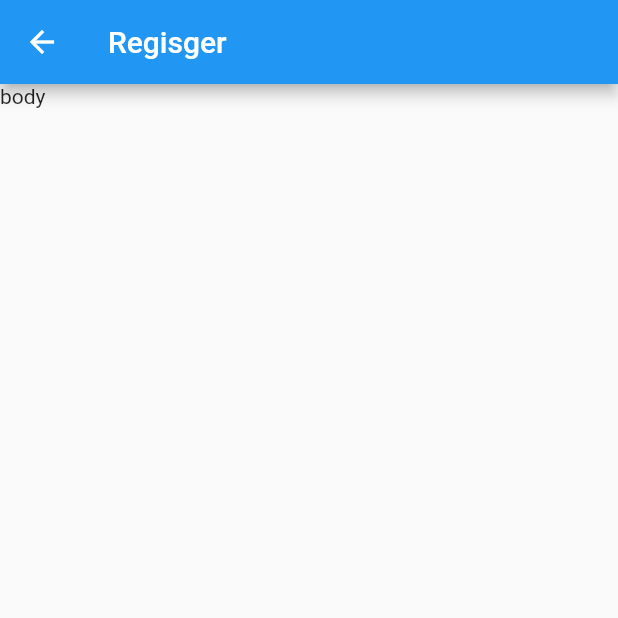
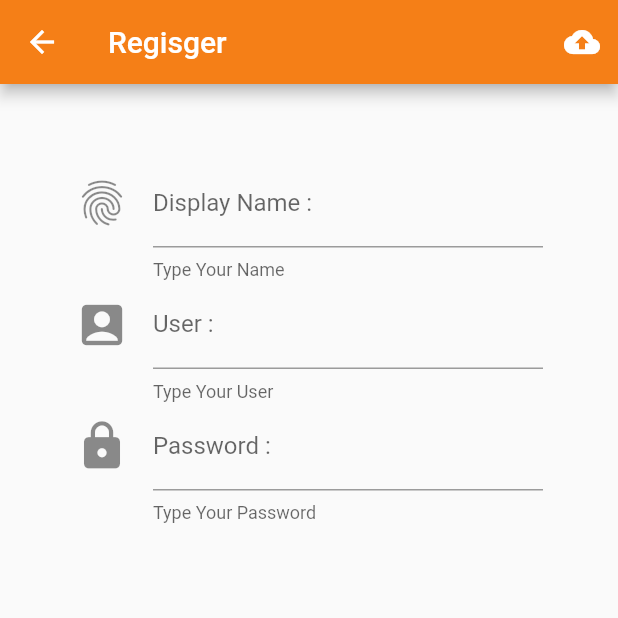
Before and after one commit to masterUNG/UngFoodMall, a Flutter app: the Register screen opened directly, on a phone screen of 412 x 824 dp, the top half of it. Run offline on Flutter 3.47's test engine with Material 2 defaults, Android fonts, the phone set to English and light mode, and no system bars.

Commit message:
Desing UI Register Finish

```diff
--- a/lib/screens/register.dart
+++ b/lib/screens/register.dart
@@ -6,13 +6,71 @@ class Register extends StatefulWidget {
 }
 
 class _RegisterState extends State<Register> {
+  // Explicit
+
+  // Method
+  Widget registerButton() {
+    return IconButton(
+      icon: Icon(Icons.cloud_upload),
+      onPressed: () {},
+    );
+  }
+
+  Widget nameText() {
+    return TextFormField(
+      decoration: InputDecoration(
+        icon: Icon(
+          Icons.fingerprint,
+          size: 36.0,
+        ),
+        labelText: 'Display Name :',
+        helperText: 'Type Your Name',
+      ),
+    );
+  }
+
+  Widget userText() {
+    return TextFormField(
+      decoration: InputDecoration(
+        icon: Icon(
+          Icons.account_box,
+          size: 36.0,
+        ),
+        labelText: 'User :',
+        helperText: 'Type Your User',
+      ),
+    );
+  }
+
+  Widget passwordText() {
+    return TextFormField(
+      decoration: InputDecoration(
+        icon: Icon(
+          Icons.lock,
+          size: 36.0,
+        ),
+        labelText: 'Password :',
+        helperText: 'Type Your Password',
+      ),
+    );
+  }
+
   @override
   Widget build(BuildContext context) {
     return Scaffold(
       appBar: AppBar(
+        backgroundColor: Colors.yellow.shade900,
         title: Text('Regisger'),
+        actions: <Widget>[registerButton()],
       ),
-      body: Text('body'),
+      body: ListView(
+        padding: EdgeInsets.all(50.0),
+        children: <Widget>[
+          nameText(),
+          userText(),
+          passwordText(),
+        ],
+      ),
     );
   }
 }
```
